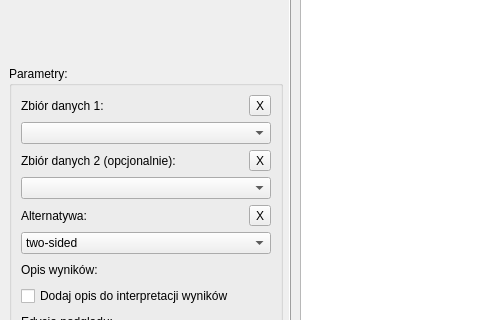
OskarLewandowski/dex-data-experience, file ui/Analysis/correlation-spearman-window.ui: the form before one commit; both pictures show x 0 to 480 and y 207 to 527 of the 1142 by 878 pixel window.
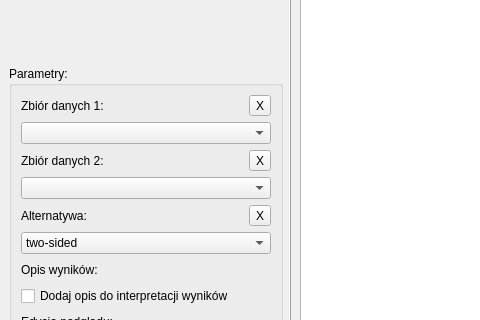
The form after the commit.

```diff
--- a/ui/Analysis/correlation-spearman-window.ui
+++ b/ui/Analysis/correlation-spearman-window.ui
@@ -106,7 +106,7 @@
                    <item>
                     <widget class="QLabel" name="label_2">
                      <property name="text">
-                      <string>Zbiór danych 2 (opcjonalnie):</string>
+                      <string>Zbiór danych 2:</string>
                      </property>
                     </widget>
                    </item>
```
